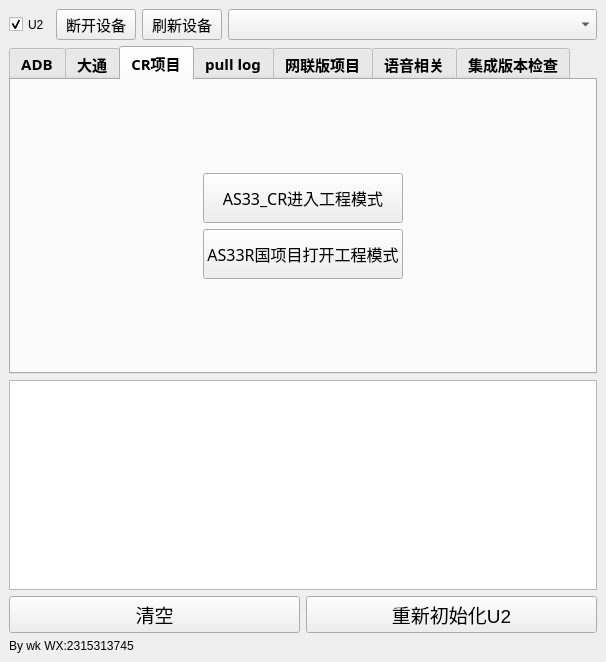
This is adbtool.ui in wangke956/ADBTools as Qt 5 draws it before an edit. The edited form follows.
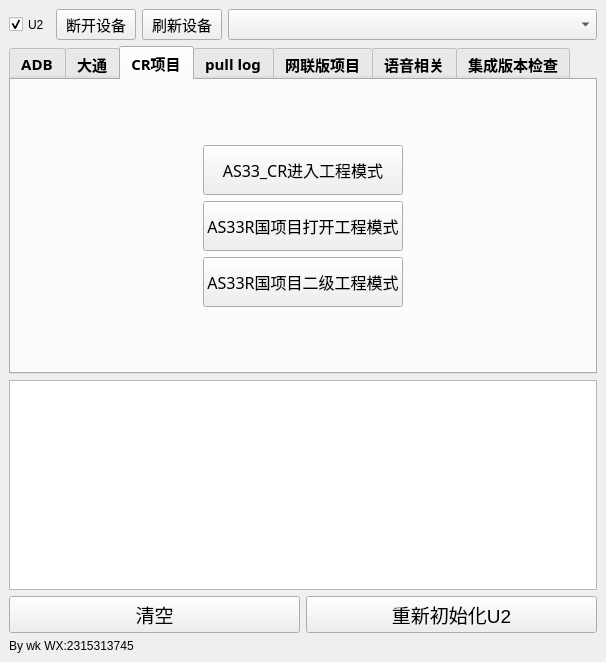
This is the edited form. The open tabs and pages were chosen to show the change.

Commit message: 1.增加打开AS33R国项目二级工程模式功能

Patch:
```diff
--- a/adbtool.ui
+++ b/adbtool.ui
@@ -975,6 +975,37 @@
               </property>
              </widget>
             </item>
+            <item row="2" column="0">
+             <widget class="QPushButton" name="AS33R_open_secondary_engineering_mode_button">
+              <property name="sizePolicy">
+               <sizepolicy hsizetype="Fixed" vsizetype="Fixed">
+                <horstretch>0</horstretch>
+                <verstretch>0</verstretch>
+               </sizepolicy>
+              </property>
+              <property name="minimumSize">
+               <size>
+                <width>200</width>
+                <height>0</height>
+               </size>
+              </property>
+              <property name="maximumSize">
+               <size>
+                <width>16777215</width>
+                <height>50</height>
+               </size>
+              </property>
+              <property name="font">
+               <font>
+                <family>Arial Rounded MT Bold</family>
+                <pointsize>12</pointsize>
+               </font>
+              </property>
+              <property name="text">
+               <string>AS33R国项目二级工程模式</string>
+              </property>
+             </widget>
+            </item>
            </layout>
           </item>
          </layout>
```
The commit also changes 1 other file.
